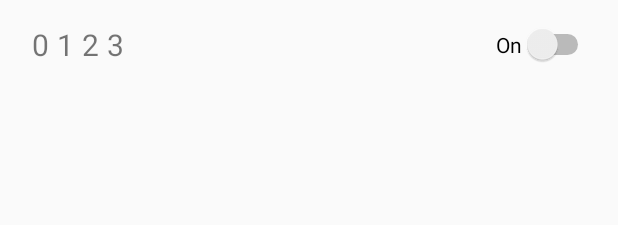
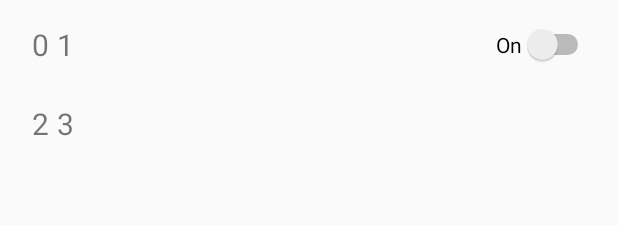
Before and after one commit to Jschmuckler/PINSEDL, an Android app: the layout content_main.xml on its own in the app's theme, with its tools: preview values and no code run, on a phone screen of 412 x 824 dp. Shown: the top 225 px of the screen. Run offline under Robolectric (Android 15) with nearby library versions, the phone set to English and light mode, and no system bars.

Commit message:
Bug fixes,
Layout update

```diff
--- a/app/src/main/java/com/example/owner/pins/MainActivity.java
+++ b/app/src/main/java/com/example/owner/pins/MainActivity.java
@@ -181,6 +181,7 @@ public class MainActivity extends AppCompatActivity {
         series1.setColor(Color.GREEN);
         series2.setColor(Color.BLUE);
         series3.setColor(Color.BLACK);
+
 
         graph.getGridLabelRenderer().setNumVerticalLabels(10);
         graph.getGridLabelRenderer().setNumHorizontalLabels(10);
@@ -387,9 +388,8 @@ public class MainActivity extends AppCompatActivity {
             threshold = Double.parseDouble(settings.getString("THRESHOLD", "1.5"));
         }
         threshold = threshold * units;
+        double average;
 
-        Log.w(TAG, "Threshold: " + threshold);
-        double average;
         if (time < smoothing) {
             average = sum / time;
         } else {
@@ -558,10 +558,10 @@ public class MainActivity extends AppCompatActivity {
 
             if (output[0] != null && output[1] != null && output[2] != null && output[3] != null) {
                 if (zero != null && one != null && two != null && three != null) {
-                    zero.setText(formatter.format(output[0]).toString());
-                    one.setText(formatter.format(output[1]).toString());
-                    two.setText(formatter.format(output[2]).toString());
-                    three.setText(formatter.format(output[3]).toString());
+                    zero.setText("0: " + formatter.format(output[0]).toString());
+                    one.setText("1: " + formatter.format(output[1]).toString());
+                    two.setText("2: " + formatter.format(output[2]).toString());
+                    three.setText("3: " + formatter.format(output[3]).toString());
 
 
                     DataPoint output0 = new DataPoint(time, output[0]);
@@ -582,11 +582,6 @@ public class MainActivity extends AppCompatActivity {
                         series3.appendData(output3, true, 300);
                     }
                     time++;
-
-                    //threshold = Double.parseDouble(settings.getString("THRESHOLD", "1.5"));
-                    //threshold = threshold*units;
-                    //smoothing = Integer.parseInt(settings.getString("SMOOTHING", "10"));
-
 
                     if (isThresholdBiggerThanAverage(0)) {
                         zero.setBackgroundColor(Color.GREEN);
--- a/app/src/main/res/layout-land/content_main.xml
+++ b/app/src/main/res/layout-land/content_main.xml
@@ -18,8 +18,9 @@
         android:layout_height="wrap_content"
         android:text="On"
         android:id="@+id/active"
+        android:layout_marginTop="45sp"
         android:layout_alignParentRight="true"
-        android:layout_alignParentEnd="true" />
+        />
 
 
 
@@ -27,9 +28,8 @@
     <GridLayout
         android:layout_width="match_parent"
         android:layout_height="80sp"
-        android:layout_alignParentTop="true"
-        android:layout_alignParentLeft="true"
-        android:layout_alignParentStart="true">
+        android:layout_alignParentRight="true"
+        android:layout_alignParentEnd="true">
 
 
         <TextView
--- a/app/src/main/res/layout-xlarge/content_main.xml
+++ b/app/src/main/res/layout-xlarge/content_main.xml
@@ -37,9 +37,11 @@
             android:layout_height="wrap_content"
             android:textSize="30sp"
             android:id="@+id/DisplayValue0"
-            android:layout_marginLeft="50sp"
-            android:layout_marginStart="50sp"
-            android:text="0"/>
+            android:layout_marginLeft="20sp"
+            android:layout_marginStart="20sp"
+            android:text="0"
+            android:layout_row="0"
+            android:layout_column="0" />
         <TextView
             android:layout_width="wrap_content"
             android:layout_height="wrap_content"
@@ -49,30 +51,38 @@
             android:layout_alignParentTop="true"
             android:layout_toRightOf="@+id/DisplayValue0"
             android:layout_toEndOf="@+id/DisplayValue0"
-            android:layout_marginLeft="50sp"
-            android:layout_marginStart="50sp" />
+            android:layout_marginLeft="20sp"
+            android:layout_marginStart="20sp"
+            android:layout_row="0"
+            android:layout_column="1" />
+
         <TextView
             android:layout_width="wrap_content"
             android:textSize="30sp"
             android:layout_height="wrap_content"
             android:id="@+id/DisplayValue2"
             android:text="2"
-            android:layout_marginLeft="50sp"
-            android:layout_marginStart="50sp"
+            android:layout_marginLeft="20sp"
+            android:layout_marginStart="20sp"
             android:layout_alignParentTop="true"
             android:layout_toRightOf="@+id/DisplayValue1"
-            android:layout_toEndOf="@+id/DisplayValue1" />
+            android:layout_toEndOf="@+id/DisplayValue1"
+            android:layout_row="2"
+            android:layout_column="0" />
+
         <TextView
             android:layout_width="wrap_content"
             android:textSize="30sp"
             android:layout_height="wrap_content"
             android:id="@+id/DisplayValue3"
             android:text="3"
-            android:layout_marginLeft="50sp"
-            android:layout_marginStart="50sp"
+            android:layout_marginLeft="20sp"
+            android:layout_marginStart="20sp"
             android:layout_alignParentTop="true"
             android:layout_toRightOf="@+id/DisplayValue2"
-            android:layout_toEndOf="@+id/DisplayValue2" />
+            android:layout_toEndOf="@+id/DisplayValue2"
+            android:layout_row="2"
+            android:layout_column="1" />
 
     </GridLayout>
 
--- a/app/src/main/res/layout/activity_main.xml
+++ b/app/src/main/res/layout/activity_main.xml
@@ -26,7 +26,7 @@
     <com.jjoe64.graphview.GraphView
         android:layout_width="match_parent"
         android:layout_height="wrap_content"
-        android:layout_marginTop="150dp"
+        android:layout_marginTop="175dp"
         android:id="@+id/graph"
         />
 
--- a/app/src/main/res/layout/content_main.xml
+++ b/app/src/main/res/layout/content_main.xml
@@ -39,7 +39,9 @@
             android:id="@+id/DisplayValue0"
             android:layout_marginLeft="5sp"
             android:layout_marginStart="5sp"
-            android:text="0"/>
+            android:text="0"
+            android:layout_row="0"
+            android:layout_column="0" />
         <TextView
             android:layout_width="wrap_content"
             android:layout_height="wrap_content"
@@ -50,7 +52,10 @@
             android:layout_toRightOf="@+id/DisplayValue0"
             android:layout_toEndOf="@+id/DisplayValue0"
             android:layout_marginLeft="5sp"
-            android:layout_marginStart="5sp" />
+            android:layout_marginStart="5sp"
+            android:layout_row="0"
+            android:layout_column="1" />
+
         <TextView
             android:layout_width="wrap_content"
             android:textSize="20sp"
@@ -61,7 +66,10 @@
             android:layout_marginStart="5sp"
             android:layout_alignParentTop="true"
             android:layout_toRightOf="@+id/DisplayValue1"
-            android:layout_toEndOf="@+id/DisplayValue1" />
+            android:layout_toEndOf="@+id/DisplayValue1"
+            android:layout_row="2"
+            android:layout_column="0" />
+
         <TextView
             android:layout_width="wrap_content"
             android:textSize="20sp"
@@ -72,7 +80,9 @@
             android:layout_marginStart="5sp"
             android:layout_alignParentTop="true"
             android:layout_toRightOf="@+id/DisplayValue2"
-            android:layout_toEndOf="@+id/DisplayValue2" />
+            android:layout_toEndOf="@+id/DisplayValue2"
+            android:layout_row="2"
+            android:layout_column="1" />
 
     </GridLayout>
 
```
